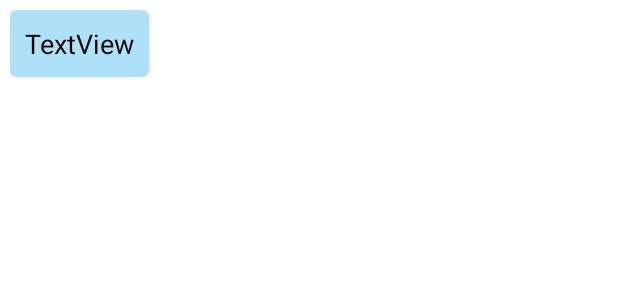
After one commit to Sabarinathan07/myChatApp, an Android app: the layout card_recieved.xml on its own in the app's theme, with its tools: preview values and no code run, on a phone screen of 412 x 824 dp. The commit adds this screen. Shown: the top 300 px of the screen. Run offline under Robolectric (Android 15) with nearby library versions, the phone set to English and light mode, and no system bars.

Commit message:
'design-for-messaging'

```diff
--- /dev/null
+++ b/app/src/main/res/layout/card_recieved.xml
@@ -0,0 +1,49 @@
+<?xml version="1.0" encoding="utf-8"?>
+<androidx.constraintlayout.widget.ConstraintLayout xmlns:android="http://schemas.android.com/apk/res/android"
+    xmlns:app="http://schemas.android.com/apk/res-auto"
+    xmlns:tools="http://schemas.android.com/tools"
+    android:layout_width="match_parent"
+    android:layout_height="wrap_content"
+    android:layout_gravity="start"
+    android:layout_margin="3dp"
+    android:padding="3dp">
+
+    <androidx.constraintlayout.widget.ConstraintLayout
+        android:layout_width="300dp"
+        android:layout_height="wrap_content"
+        app:layout_constraintBottom_toBottomOf="parent"
+        app:layout_constraintStart_toStartOf="parent"
+        app:layout_constraintTop_toTopOf="parent">
+
+        <androidx.cardview.widget.CardView
+            android:layout_width="wrap_content"
+            android:layout_height="wrap_content"
+            android:background="#AEE1F8"
+            app:cardCornerRadius="5dp"
+            app:cardElevation="3dp"
+            app:layout_constraintBottom_toBottomOf="parent"
+            app:layout_constraintStart_toStartOf="parent"
+            app:layout_constraintTop_toTopOf="parent">
+
+            <androidx.constraintlayout.widget.ConstraintLayout
+                android:layout_width="wrap_content"
+                android:layout_height="wrap_content"
+                android:layout_gravity="start"
+                android:background="#AEE1F8">
+
+                <TextView
+                    android:id="@+id/textViewReceived"
+                    android:layout_width="wrap_content"
+                    android:layout_height="wrap_content"
+                    android:padding="10dp"
+                    android:text="TextView"
+                    android:textColor="#000000"
+                    android:textSize="18sp"
+                    app:layout_constraintBottom_toBottomOf="parent"
+                    app:layout_constraintStart_toStartOf="parent"
+                    app:layout_constraintTop_toTopOf="parent" />
+            </androidx.constraintlayout.widget.ConstraintLayout>
+        </androidx.cardview.widget.CardView>
+    </androidx.constraintlayout.widget.ConstraintLayout>
+
+</androidx.constraintlayout.widget.ConstraintLayout>
```
Also changed, not shown: app/src/main/java/com/androidsabari/chatapp/MyChatActivity.java (+19 -0 lines), app/src/main/res/layout/card_send.xml (added, +49 -0 lines).
